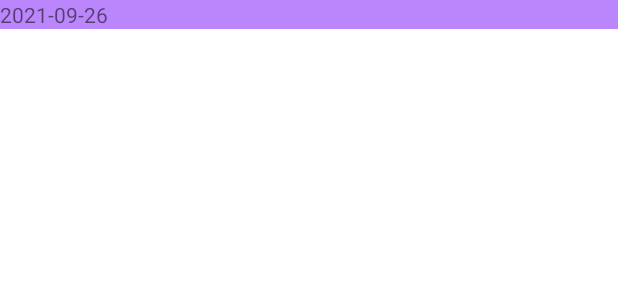
After one commit to maiyama18/hibi-Android, an Android app: the layout memo_list_header_item.xml on its own in the app's theme, with its tools: preview values and no code run, on a phone screen of 412 x 824 dp. The commit adds this screen. Shown: the top 300 px of the screen. Run offline under Robolectric (Android 15) with nearby library versions, the phone set to English and light mode, and no system bars.

Commit message:
add date section for memo list

```diff
--- a/app/src/main/java/com/muijp/hibi/ui/memolist/MemoListFragment.kt
+++ b/app/src/main/java/com/muijp/hibi/ui/memolist/MemoListFragment.kt
@@ -28,7 +28,7 @@ class MemoListFragment : Fragment() {
 
         val adapter = MemoListAdapter()
         binding.memoListRecyclerView.adapter = adapter
-        viewModel.memos.observe(viewLifecycleOwner) {
+        viewModel.items.observe(viewLifecycleOwner) {
             adapter.submitList(it)
         }
 
@@ -43,8 +43,4 @@ class MemoListFragment : Fragment() {
 
         return binding.root
     }
-
-    override fun onStart() {
-        super.onStart()
-    }
 }
--- /dev/null
+++ b/app/src/main/res/layout/memo_list_header_item.xml
@@ -0,0 +1,26 @@
+<?xml version="1.0" encoding="utf-8"?>
+<layout xmlns:android="http://schemas.android.com/apk/res/android"
+    xmlns:tools="http://schemas.android.com/tools">
+
+    <data>
+        <variable
+            name="headerItem"
+            type="com.muijp.hibi.ui.memolist.MemoListItem.HeaderItem" />
+    </data>
+
+    <LinearLayout
+        android:layout_width="match_parent"
+        android:layout_height="wrap_content"
+        android:orientation="vertical"
+        android:background="@color/purple_200" >
+
+        <TextView
+            android:id="@+id/header_date_text"
+            android:layout_width="match_parent"
+            android:layout_height="wrap_content"
+            android:text="@{headerItem.date.toString()}"
+            tools:text="2021-09-26" />
+
+    </LinearLayout>
+
+</layout>
```
Also changed, not shown: app/src/main/java/com/muijp/hibi/ui/memolist/MemoListAdapter.kt (+56 -17 lines), app/src/main/java/com/muijp/hibi/ui/memolist/MemoListItem.kt (added, +16 -0 lines), app/src/main/java/com/muijp/hibi/ui/memolist/MemoListViewModel.kt (+11 -5 lines), app/src/main/res/layout/memo_list_memo_item.xml (renamed from app/src/main/res/layout/memo_list_item.xml, +5 -5 lines).
